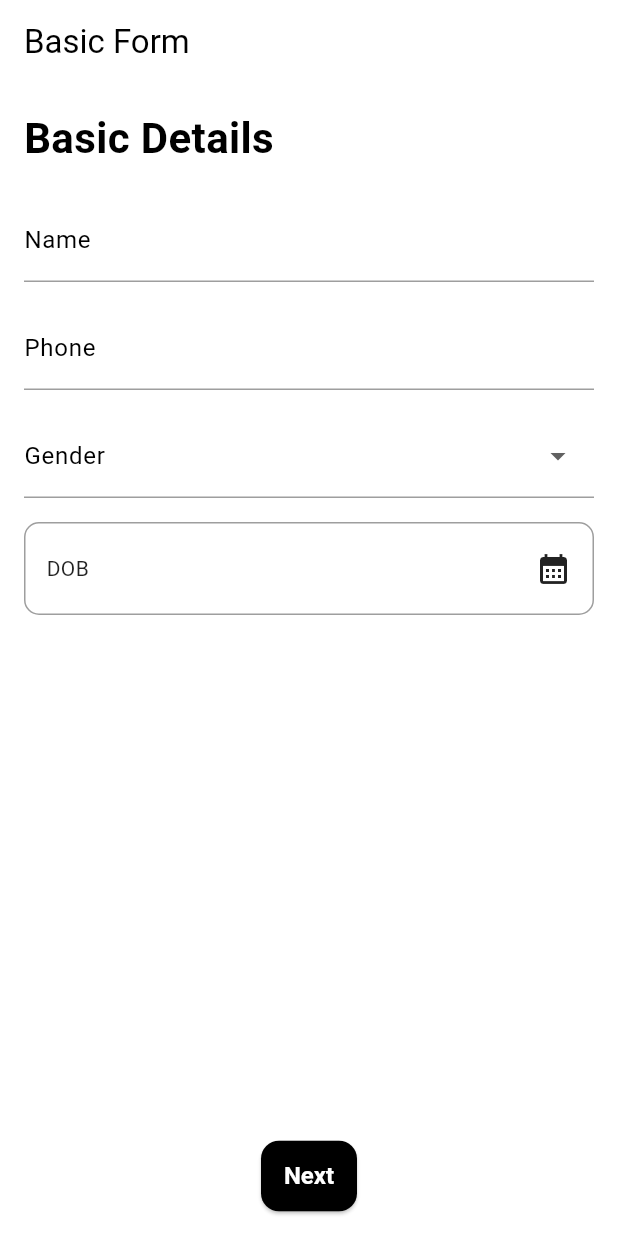
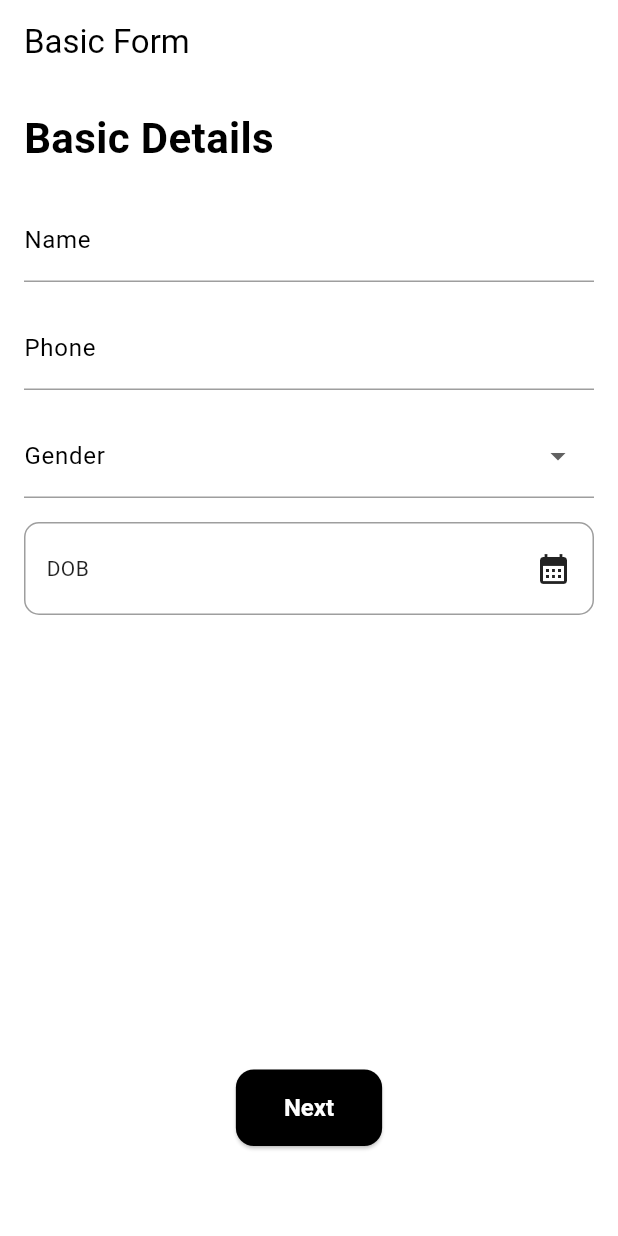
Before and after one commit to premkumar0706/Evole, a Flutter app: the screen it shows once a user with an empty profile is signed in, on a phone screen of 412 x 824 dp. Run offline on Flutter 3.47's test engine with Material 3 defaults, Android fonts, the light colour scheme and no system bars; our stand-ins replace cloud_functions, firebase_auth, firebase_core, google_sign_in; accounts and stored records are empty.

Commit message:
Initial Flutter project upload

```diff
--- a/lib/screens/basic.dart
+++ b/lib/screens/basic.dart
@@ -230,11 +230,11 @@ class _BasicFormState extends State<BasicForm> {
             ),
           ),
           Padding(
-            padding: const EdgeInsets.all(16.0),
+            padding: const EdgeInsets.all(60.0),
             child: ElevatedButton(
               style: ElevatedButton.styleFrom(
                 backgroundColor: Colors.black,
-                padding: const EdgeInsets.symmetric(vertical: 14),
+                padding: const EdgeInsets.symmetric(vertical: 16, horizontal: 32),
               ),
               onPressed: () async {
                 if (!validateStep(currentStep)) return;
```
